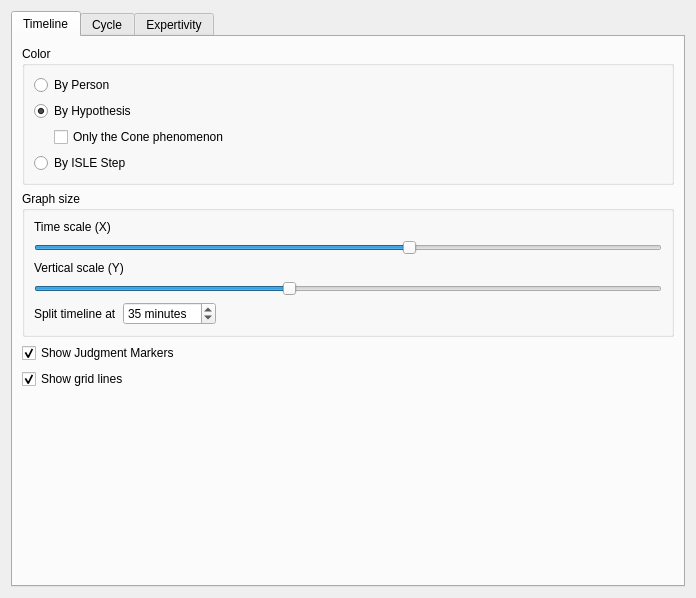
First picture: the form in optionswidget.ui, repository Noughmad/Isle, before the edit.
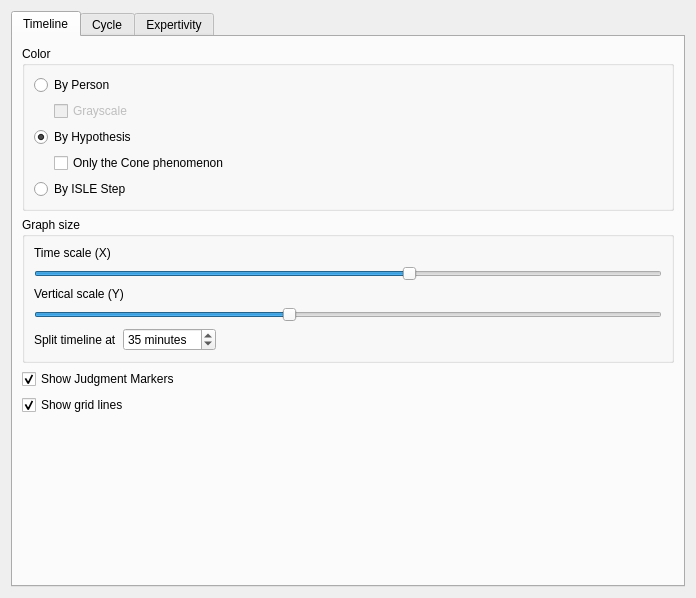
Second picture: the form after the edit.

Commit message: Add grayscale person color option

```diff
--- a/optionswidget.ui
+++ b/optionswidget.ui
@@ -37,6 +37,36 @@
             </property>
            </widget>
           </item>
+          <item>
+           <layout class="QHBoxLayout" name="horizontalLayout_4">
+            <item>
+             <spacer name="horizontalSpacer_3">
+              <property name="orientation">
+               <enum>Qt::Horizontal</enum>
+              </property>
+              <property name="sizeType">
+               <enum>QSizePolicy::Fixed</enum>
+              </property>
+              <property name="sizeHint" stdset="0">
+               <size>
+                <width>20</width>
+                <height>20</height>
+               </size>
+              </property>
+             </spacer>
+            </item>
+            <item>
+             <widget class="QCheckBox" name="colorGrayscale">
+              <property name="enabled">
+               <bool>false</bool>
+              </property>
+              <property name="text">
+               <string>Grayscale</string>
+              </property>
+             </widget>
+            </item>
+           </layout>
+          </item>
           <item>
            <widget class="QRadioButton" name="colorByHypothesis">
             <property name="text">
```
Left out of the diff: 26 changed lines with no effect on the pictures. The commit also changes 3 other files.
